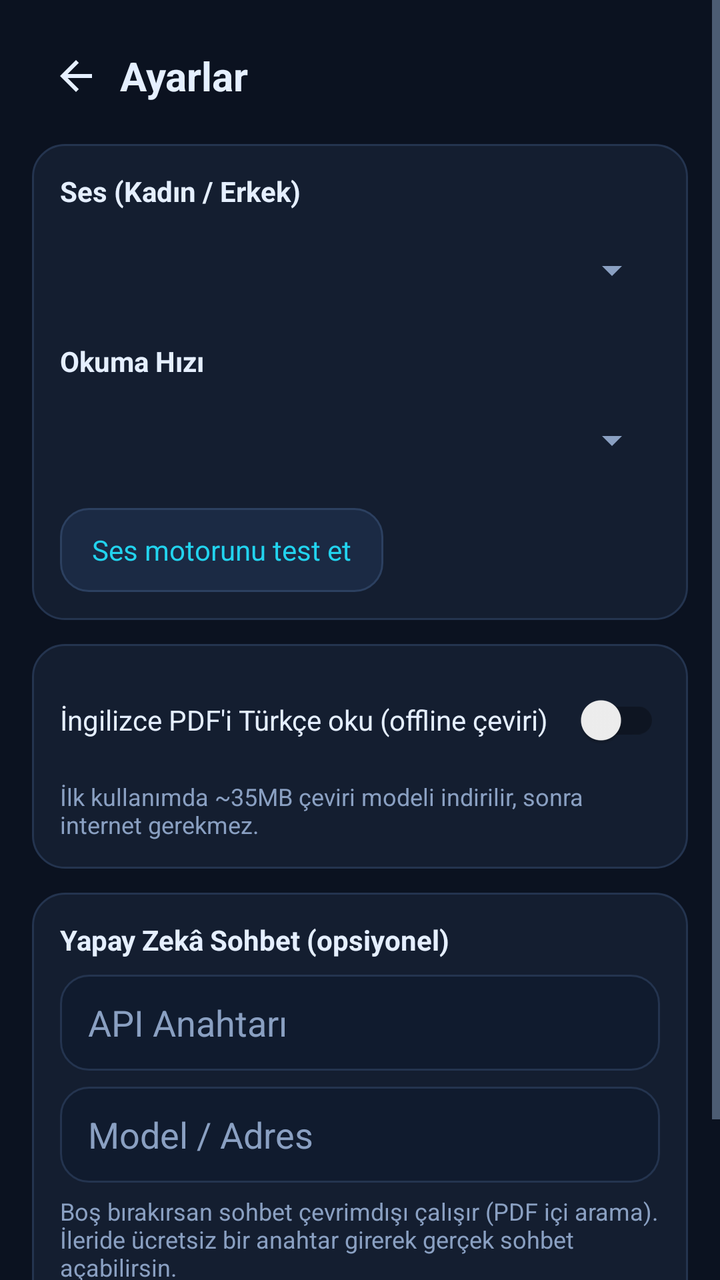
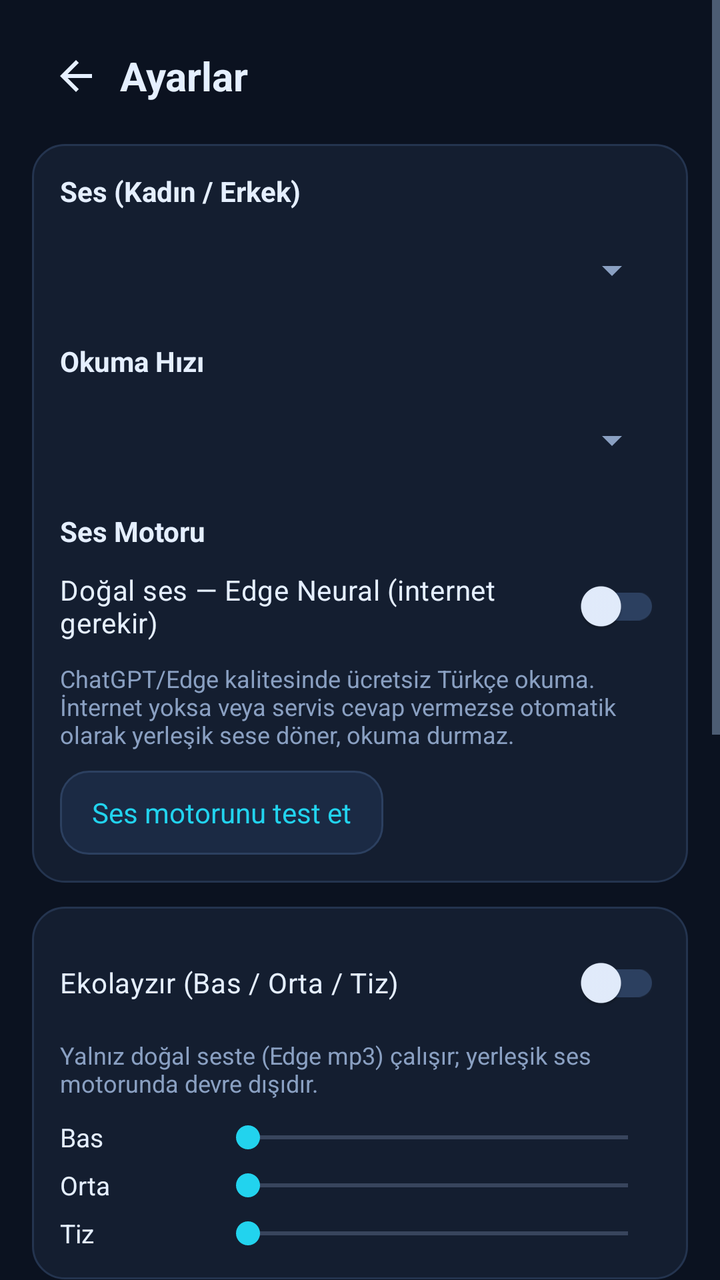

The first picture is an Android layout as it rendered before a commit; the second is the same layout after the commit. The layout source and the unified diff follow.
<!-- AndroidManifest.xml: application theme Theme.UmayPdf -->
<!-- res/layout/activity_settings.xml -->
<?xml version="1.0" encoding="utf-8"?>
<ScrollView xmlns:android="http://schemas.android.com/apk/res/android"
    android:layout_width="match_parent"
    android:layout_height="match_parent"
    android:background="@color/umay_bg">

    <LinearLayout
        android:layout_width="match_parent"
        android:layout_height="wrap_content"
        android:orientation="vertical"
        android:padding="16dp">

        
        <RelativeLayout
            android:layout_width="match_parent"
            android:layout_height="wrap_content"
            android:layout_marginBottom="12dp">

            <ImageButton
                android:id="@+id/btnBack"
                android:layout_width="44dp"
                android:layout_height="44dp"
                android:layout_alignParentStart="true"
                android:background="?attr/selectableItemBackgroundBorderless"
                android:contentDescription="Geri"
                android:src="@drawable/ic_back" />

            <TextView
                android:layout_width="wrap_content"
                android:layout_height="wrap_content"
                android:layout_centerVertical="true"
                android:layout_toEndOf="@id/btnBack"
                android:text="@string/ayarlar_baslik"
                android:textColor="@color/umay_text"
                android:textSize="20sp"
                android:textStyle="bold" />
        </RelativeLayout>

        
        <LinearLayout
            android:layout_width="match_parent"
            android:layout_height="wrap_content"
            android:background="@drawable/bg_panel"
            android:orientation="vertical"
            android:padding="14dp">

            <TextView
                android:layout_width="wrap_content"
                android:layout_height="wrap_content"
                android:text="@string/ay_ses_secimi"
                android:textColor="@color/umay_text"
                android:textStyle="bold" />

            <Spinner
                android:id="@+id/voiceSpinner"
                android:layout_width="match_parent"
                android:layout_height="48dp"
                android:layout_marginTop="6dp" />

            <TextView
                android:layout_width="wrap_content"
                android:layout_height="wrap_content"
                android:layout_marginTop="12dp"
                android:text="@string/ay_okuma_hizi"
                android:textColor="@color/umay_text"
                android:textStyle="bold" />

            <Spinner
                android:id="@+id/speedSpinner"
                android:layout_width="match_parent"
                android:layout_height="48dp"
                android:layout_marginTop="6dp" />

            <TextView
                android:id="@+id/btnTestVoice"
                android:layout_width="wrap_content"
                android:layout_height="42dp"
                android:layout_marginTop="10dp"
                android:background="@drawable/bg_button_secondary"
                android:gravity="center"
                android:paddingStart="16dp"
                android:paddingEnd="16dp"
                android:text="@string/ay_tts_test"
                android:textColor="@color/umay_accent" />
        </LinearLayout>

        
        <LinearLayout
            android:layout_width="match_parent"
            android:layout_height="wrap_content"
            android:layout_marginTop="12dp"
            android:background="@drawable/bg_panel"
            android:orientation="vertical"
            android:padding="14dp">

            <androidx.appcompat.widget.SwitchCompat
                android:id="@+id/switchTranslate"
                android:layout_width="match_parent"
                android:layout_height="wrap_content"
                android:text="@string/ay_ceviri"
                android:textColor="@color/umay_text" />

            <TextView
                android:layout_width="match_parent"
                android:layout_height="wrap_content"
                android:layout_marginTop="6dp"
                android:text="@string/ay_ceviri_aciklama"
                android:textColor="@color/umay_text_dim"
                android:textSize="12sp" />
        </LinearLayout>

        
        <LinearLayout
            android:layout_width="match_parent"
            android:layout_height="wrap_content"
            android:layout_marginTop="12dp"
            android:background="@drawable/bg_panel"
            android:orientation="vertical"
            android:padding="14dp">

            <TextView
                android:layout_width="wrap_content"
                android:layout_height="wrap_content"
                android:text="@string/ay_api_baslik"
                android:textColor="@color/umay_text"
                android:textStyle="bold" />

            <EditText
                android:id="@+id/apiKeyInput"
                android:layout_width="match_parent"
                android:layout_height="48dp"
                android:layout_marginTop="8dp"
                android:background="@drawable/bg_input"
                android:hint="@string/ay_api_key"
                android:inputType="textPassword"
                android:paddingStart="14dp"
                android:paddingEnd="14dp"
                android:textColor="@color/umay_text"
                android:textColorHint="@color/umay_text_dim" />

            <EditText
                android:id="@+id/apiModelInput"
                android:layout_width="match_parent"
                android:layout_height="48dp"
                android:layout_marginTop="8dp"
                android:background="@drawable/bg_input"
                android:hint="@string/ay_api_model"
                android:inputType="text"
                android:paddingStart="14dp"
                android:paddingEnd="14dp"
                android:textColor="@color/umay_text"
                android:textColorHint="@color/umay_text_dim" />

            <TextView
                android:layout_width="match_parent"
                android:layout_height="wrap_content"
                android:layout_marginTop="6dp"
                android:text="@string/ay_api_key_aciklama"
                android:textColor="@color/umay_text_dim"
                android:textSize="12sp" />

            <TextView
                android:id="@+id/btnSave"
                android:layout_width="match_parent"
                android:layout_height="48dp"
                android:layout_marginTop="12dp"
                android:background="@drawable/bg_button_primary"
                android:gravity="center"
                android:text="@string/ay_kaydet"
                android:textColor="#04121A"
                android:textStyle="bold" />
        </LinearLayout>

    </LinearLayout>
</ScrollView>
<!-- resources referenced by this layout -->
<resources>
  <color name="umay_accent">#22D3EE</color>
  <color name="umay_bg">#0B1220</color>
  <color name="umay_text">#E5EFFF</color>
  <color name="umay_text_dim">#8AA0C2</color>
  <string name="ay_api_baslik">Yapay Zekâ Sohbet (opsiyonel)</string>
  <string name="ay_api_key">API Anahtarı</string>
  <string name="ay_api_key_aciklama">Boş bırakırsan sohbet çevrimdışı çalışır (PDF içi arama). İleride ücretsiz bir anahtar girerek gerçek sohbet açabilirsin.</string>
  <string name="ay_api_model">Model / Adres</string>
  <string name="ay_ceviri">İngilizce PDF\'i Türkçe oku (offline çeviri)</string>
  <string name="ay_ceviri_aciklama">İlk kullanımda ~35MB çeviri modeli indirilir, sonra internet gerekmez.</string>
  <string name="ay_kaydet">Kaydet</string>
  <string name="ay_okuma_hizi">Okuma Hızı</string>
  <string name="ay_ses_secimi">Ses (Kadın / Erkek)</string>
  <string name="ay_tts_test">Ses motorunu test et</string>
  <string name="ayarlar_baslik">Ayarlar</string>
  <style name="Theme.UmayPdf" parent="Theme.MaterialComponents.DayNight.NoActionBar">
          <item name="colorPrimary">@color/umay_accent</item>
          <item name="colorPrimaryVariant">@color/umay_accent_dark</item>
          <item name="colorOnPrimary">#04121A</item>
          <item name="colorSecondary">@color/umay_accent</item>
          <item name="android:windowBackground">@color/umay_bg</item>
          <item name="android:statusBarColor">@color/umay_bg</item>
          <item name="android:navigationBarColor">@color/umay_bg</item>
          <item name="android:textColorPrimary">@color/umay_text</item>
          <item name="android:textColorSecondary">@color/umay_text_dim</item>
      </style>
  <color name="umay_panel2">#1B2A44</color>
  <color name="umay_panel">#141E30</color>
  <color name="umay_accent_dark">#0891B2</color>
  <!-- unchanged entries left out for length: 5 -->
</resources>

<!-- the commit's change to res/layout/activity_settings.xml (unified diff, before → after) -->
@@ -70,6 +70,30 @@
                 android:layout_width="match_parent"
                 android:layout_height="48dp"
                 android:layout_marginTop="6dp" />
+
+            <TextView
+                android:layout_width="wrap_content"
+                android:layout_height="wrap_content"
+                android:layout_marginTop="12dp"
+                android:text="@string/ay_tts_motor"
+                android:textColor="@color/umay_text"
+                android:textStyle="bold" />
+
+            <androidx.appcompat.widget.SwitchCompat
+                android:id="@+id/switchEdgeVoice"
+                android:layout_width="match_parent"
+                android:layout_height="wrap_content"
+                android:layout_marginTop="4dp"
+                android:text="@string/tts_dogal"
+                android:textColor="@color/umay_text" />
+
+            <TextView
+                android:layout_width="match_parent"
+                android:layout_height="wrap_content"
+                android:layout_marginTop="4dp"
+                android:text="@string/tts_dogal_aciklama"
+                android:textColor="@color/umay_text_dim"
+                android:textSize="12sp" />
 
             <TextView
                 android:id="@+id/btnTestVoice"
@@ -94,6 +118,106 @@
             android:padding="14dp">
 
             <androidx.appcompat.widget.SwitchCompat
+                android:id="@+id/settingsEqSwitch"
+                android:layout_width="match_parent"
+                android:layout_height="wrap_content"
+                android:text="@string/ay_eq_baslik"
+                android:textColor="@color/umay_text" />
+
+            <TextView
+                android:layout_width="match_parent"
+                android:layout_height="wrap_content"
+                android:layout_marginTop="4dp"
+                android:text="@string/panel_ekolayzir_ipucu"
+                android:textColor="@color/umay_text_dim"
+                android:textSize="12sp" />
+
+            <LinearLayout
+                android:layout_width="match_parent"
+                android:layout_height="wrap_content"
+                android:layout_marginTop="10dp"
+                android:gravity="center_vertical"
+                android:orientation="horizontal">
+
+                <TextView
+                    android:id="@+id/settingsEqLowLabel"
+                    android:layout_width="78dp"
+                    android:layout_height="wrap_content"
+                    android:text="@string/ay_eq_bas"
+                    android:textColor="@color/umay_text"
+                    android:textSize="13sp" />
+
+                <SeekBar
+                    android:id="@+id/settingsEqLow"
+                    android:layout_width="0dp"
+                    android:layout_height="wrap_content"
+                    android:layout_weight="1"
+                    android:max="40"
+                    android:progressTint="@color/umay_accent"
+                    android:thumbTint="@color/umay_accent" />
+            </LinearLayout>
+
+            <LinearLayout
+                android:layout_width="match_parent"
+                android:layout_height="wrap_content"
+                android:layout_marginTop="6dp"
+                android:gravity="center_vertical"
+                android:orientation="horizontal">
+
+                <TextView
+                    android:id="@+id/settingsEqMidLabel"
+                    android:layout_width="78dp"
+                    android:layout_height="wrap_content"
+                    android:text="@string/ay_eq_orta"
+                    android:textColor="@color/umay_text"
+                    android:textSize="13sp" />
+
+                <SeekBar
+                    android:id="@+id/settingsEqMid"
+                    android:layout_width="0dp"
+                    android:layout_height="wrap_content"
+                    android:layout_weight="1"
+                    android:max="40"
+                    android:progressTint="@color/umay_accent"
+                    android:thumbTint="@color/umay_accent" />
+            </LinearLayout>
+
+            <LinearLayout
+                android:layout_width="match_parent"
+                android:layout_height="wrap_content"
+                android:layout_marginTop="6dp"
+                android:gravity="center_vertical"
+                android:orientation="horizontal">
+
+                <TextView
+                    android:id="@+id/settingsEqHighLabel"
+                    android:layout_width="78dp"
+                    android:layout_height="wrap_content"
+                    android:text="@string/ay_eq_tiz"
+                    android:textColor="@color/umay_text"
+                    android:textSize="13sp" />
+
+                <SeekBar
+                    android:id="@+id/settingsEqHigh"
+                    android:layout_width="0dp"
+                    android:layout_height="wrap_content"
+                    android:layout_weight="1"
+                    android:max="40"
+                    android:progressTint="@color/umay_accent"
+                    android:thumbTint="@color/umay_accent" />
+            </LinearLayout>
+        </LinearLayout>
+
+        
+        <LinearLayout
+            android:layout_width="match_parent"
+            android:layout_height="wrap_content"
+            android:layout_marginTop="12dp"
+            android:background="@drawable/bg_panel"
+            android:orientation="vertical"
+            android:padding="14dp">
+
+            <androidx.appcompat.widget.SwitchCompat
                 android:id="@+id/switchTranslate"
                 android:layout_width="match_parent"
                 android:layout_height="wrap_content"
@@ -160,6 +284,17 @@
                 android:textSize="12sp" />
 
             <TextView
+                android:id="@+id/btnTestApi"
+                android:layout_width="match_parent"
+                android:layout_height="44dp"
+                android:layout_marginTop="10dp"
+                android:background="@drawable/bg_button_secondary"
+                android:gravity="center"
+                android:text="@string/ay_api_test"
+                android:textColor="@color/umay_accent"
+                android:textStyle="bold" />
+
+            <TextView
                 android:id="@+id/btnSave"
                 android:layout_width="match_parent"
                 android:layout_height="48dp"
<!-- resource entries referenced after the edit -->
@@ -6,29 +6,60 @@
   <color name="umay_text_dim">#8AA0C2</color>
   <string name="ay_api_baslik">Yapay Zekâ Sohbet (opsiyonel)</string>
   <string name="ay_api_key">API Anahtarı</string>
-  <string name="ay_api_key_aciklama">Boş bırakırsan sohbet çevrimdışı çalışır (PDF içi arama). İleride ücretsiz bir anahtar girerek gerçek sohbet açabilirsin.</string>
+  <string name="ay_api_key_aciklama">Ücretsiz Gemini anahtarını aistudio.google.com al\'dan alabilirsin (AIza ile başlar). Boş bırakırsan sohbet çevrimdışı çalışır (PDF içi arama).</string>
   <string name="ay_api_model">Model / Adres</string>
+  <string name="ay_api_test">Bağlantıyı test et</string>
   <string name="ay_ceviri">İngilizce PDF\'i Türkçe oku (offline çeviri)</string>
   <string name="ay_ceviri_aciklama">İlk kullanımda ~35MB çeviri modeli indirilir, sonra internet gerekmez.</string>
+  <string name="ay_eq_bas">Bas</string>
+  <string name="ay_eq_baslik">Ekolayzır (Bas / Orta / Tiz)</string>
+  <string name="ay_eq_orta">Orta</string>
+  <string name="ay_eq_tiz">Tiz</string>
   <string name="ay_kaydet">Kaydet</string>
   <string name="ay_okuma_hizi">Okuma Hızı</string>
   <string name="ay_ses_secimi">Ses (Kadın / Erkek)</string>
+  <string name="ay_tts_motor">Ses Motoru</string>
   <string name="ay_tts_test">Ses motorunu test et</string>
   <string name="ayarlar_baslik">Ayarlar</string>
-  <style name="Theme.UmayPdf" parent="Theme.MaterialComponents.DayNight.NoActionBar">
+  <string name="panel_ekolayzir_ipucu">Yalnız doğal seste (Edge mp3) çalışır; yerleşik ses motorunda devre dışıdır.</string>
+  <string name="tts_dogal">Doğal ses — Edge Neural (internet gerekir)</string>
+  <string name="tts_dogal_aciklama">ChatGPT/Edge kalitesinde ücretsiz Türkçe okuma. İnternet yoksa veya servis cevap vermezse otomatik olarak yerleşik sese döner, okuma durmaz.</string>
+  <style name="Theme.UmayPdf" parent="Theme.Material3.Dark.NoActionBar">
           <item name="colorPrimary">@color/umay_accent</item>
-          <item name="colorPrimaryVariant">@color/umay_accent_dark</item>
           <item name="colorOnPrimary">#04121A</item>
+          <item name="colorPrimaryContainer">@color/umay_accent_dark</item>
+          <item name="colorOnPrimaryContainer">#04121A</item>
           <item name="colorSecondary">@color/umay_accent</item>
+          <item name="colorOnSecondary">#04121A</item>
+          <item name="colorTertiary">#A78BFA</item>
+          <item name="colorSurface">@color/umay_panel</item>
+          <item name="colorOnSurface">@color/umay_text</item>
+          <item name="colorSurfaceVariant">@color/umay_panel2</item>
+          <item name="colorOnSurfaceVariant">@color/umay_text_dim</item>
+          <item name="colorOutline">#2C4060</item>
+          <item name="android:colorBackground">@color/umay_bg</item>
           <item name="android:windowBackground">@color/umay_bg</item>
           <item name="android:statusBarColor">@color/umay_bg</item>
           <item name="android:navigationBarColor">@color/umay_bg</item>
           <item name="android:textColorPrimary">@color/umay_text</item>
           <item name="android:textColorSecondary">@color/umay_text_dim</item>
+          <item name="materialAlertDialogTheme">@style/ThemeOverlay.UmayDialog</item>
       </style>
   <color name="umay_panel2">#1B2A44</color>
   <color name="umay_panel">#141E30</color>
   <color name="umay_accent_dark">#0891B2</color>
+  <style name="ThemeOverlay.UmayDialog" parent="ThemeOverlay.Material3.MaterialAlertDialog">
+          <item name="colorSurface">@color/umay_panel</item>
+          <item name="colorOnSurface">@color/umay_text</item>
+          <item name="colorPrimary">@color/umay_accent</item>
+          <item name="colorOnPrimary">#04121A</item>
+          <item name="buttonBarPositiveButtonStyle">@style/UmayDialogButton</item>
+          <item name="buttonBarNegativeButtonStyle">@style/UmayDialogButton</item>
+          <item name="buttonBarNeutralButtonStyle">@style/UmayDialogButton</item>
+      </style>
+  <style name="UmayDialogButton" parent="Widget.Material3.Button.TextButton.Dialog">
+          <item name="android:textColor">@color/umay_accent</item>
+      </style>
   <!-- unchanged entries left out for length: 5 -->
 </resources>
 
